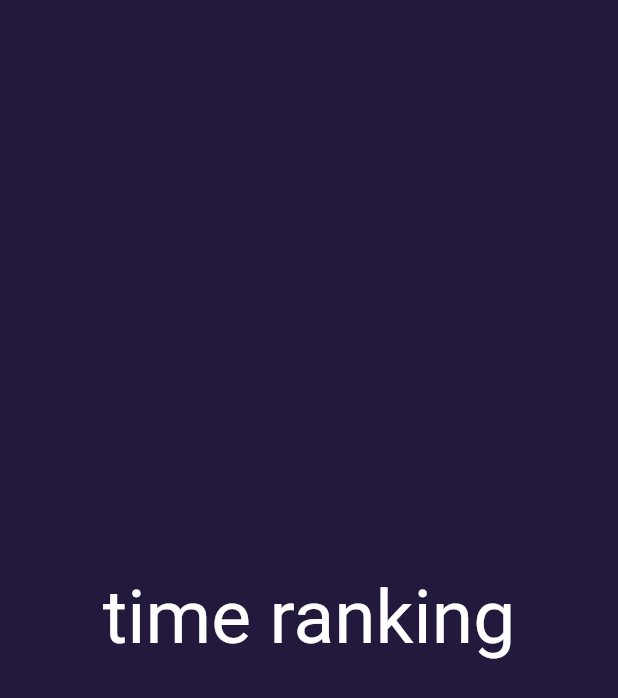
After one commit to isaccKim/HRC_Project, a Flutter app: the TimeRank screen opened directly, on a phone screen of 412 x 824 dp. The commit adds this screen. Shown: the top 698 px of the screen. Run offline on Flutter 3.47's test engine with Material 2 defaults, Android fonts, the phone set to English and light mode, and no system bars; our stand-ins replace cloud_firestore, firebase_auth, firebase_core, firebase_storage, google_maps_flutter, google_nav_bar and 2 more; missing offline and left inert: dart:ffi; accounts and stored records are empty; network calls fail.

Commit message:
ranking page update

```diff
--- a/hrc_project/lib/login_page/pages/forgot_pw_page.dart
+++ b/hrc_project/lib/login_page/pages/forgot_pw_page.dart
@@ -153,9 +153,9 @@ class _ForgotPasswordPageState extends State<ForgotPasswordPage> {
                   ),
 
                   //  SizedBox(height: 20),
-                  SizedBox(height: MediaQuery.of(context).size.height * 0.25),
+                  SizedBox(height: MediaQuery.of(context).size.height * 0.3),
 
-                  //  Reset password button
+                  //  Reset password email send button
                   GestureDetector(
                     onTap: passwordReset,
                     child: Container(
--- a/hrc_project/lib/login_page/pages/start_page.dart
+++ b/hrc_project/lib/login_page/pages/start_page.dart
@@ -1,4 +1,5 @@
 import 'package:flutter/material.dart';
+import 'package:hrc_project/test.dart';
 import '../auth/auth_page.dart';
 
 class StartPageWidget extends StatelessWidget {
@@ -22,6 +23,7 @@ class StartPageWidget extends StatelessWidget {
               ),
             ),
           ),
+
           //  HRC Logo
           Row(
             mainAxisAlignment: MainAxisAlignment.center,
--- /dev/null
+++ b/hrc_project/lib/ranking_board_page/time_ranking.dart
@@ -0,0 +1,28 @@
+import 'package:flutter/material.dart';
+
+class TimeRank extends StatefulWidget {
+  const TimeRank({Key? key}) : super(key: key);
+
+  @override
+  State<TimeRank> createState() => _TimeRankState();
+}
+
+class _TimeRankState extends State<TimeRank> {
+  @override
+  Widget build(BuildContext context) {
+    return const Scaffold(
+      backgroundColor: Color.fromARGB(255, 35, 25, 60),
+      body: SafeArea(
+        child: Center(
+          child: Text(
+            'time ranking',
+            style: TextStyle(
+              color: Colors.white,
+              fontSize: 50,
+            ),
+          ),
+        ),
+      ),
+    );
+  }
+}
```
Also changed, not shown: hrc_project/lib/main.dart (+9 -0 lines), hrc_project/lib/ranking_board_page/distance_ranking.dart (added, +28 -0 lines), hrc_project/lib/ranking_board_page/ranking_board.dart (+33 -12 lines).
